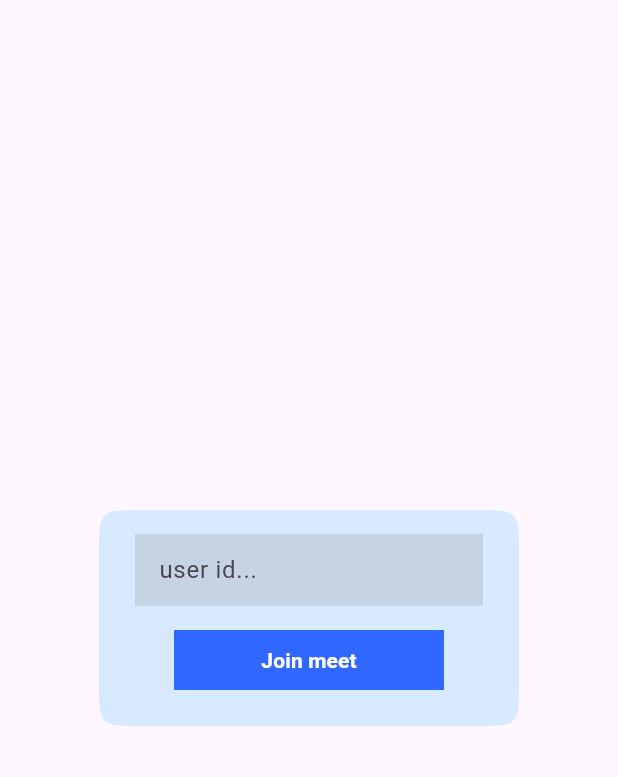
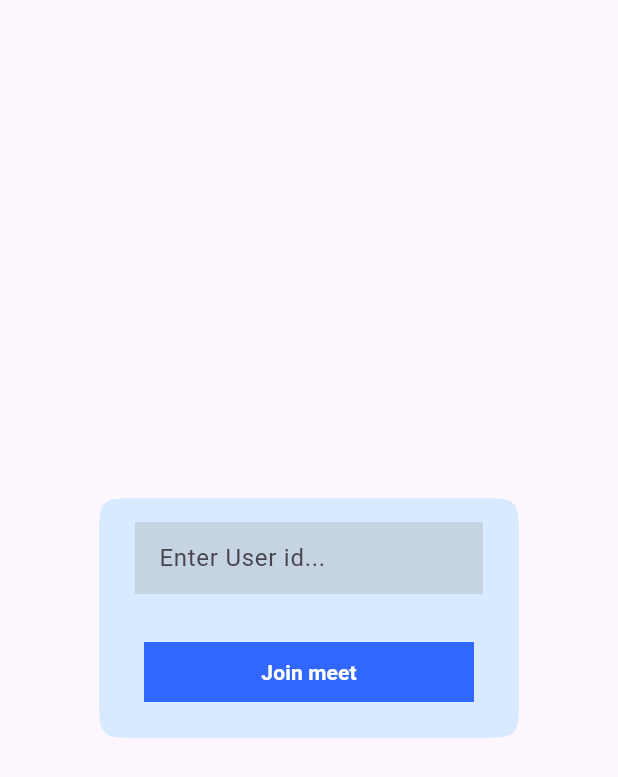
Before and after one commit to Sanjayvkp/stream-up, a Flutter app: the ShowDialogWidget widget shown alone on an empty page, opened directly, on a phone screen of 412 x 824 dp. Shown: the top 777 px of the screen. Run offline on Flutter 3.47's test engine with Material 3 defaults, Android fonts, the phone set to English and light mode, and no system bars; our stand-ins replace firebase_auth, firebase_core, flutter_riverpod, google_sign_in, riverpod_annotation; missing offline and left inert: zego_uikit_prebuilt_call; accounts and stored records are empty; generated files the repository leaves out were written again.

Commit message:
added:copy text feature added

```diff
--- a/lib/view/widgets/show_dialog_widget.dart
+++ b/lib/view/widgets/show_dialog_widget.dart
@@ -16,6 +16,7 @@ class _ShowDialogWidgetState extends State<ShowDialogWidget> {
   @override
   void dispose() {
     uidController.dispose();
+
     super.dispose();
   }
 
@@ -30,17 +31,17 @@ class _ShowDialogWidgetState extends State<ShowDialogWidget> {
           children: [
             TextFieldWidget(
               controller: uidController,
-              errorText: _validateError ? "uid is mandatory" : null,
+              errorText: _validateError ? "user id is mandatory" : null,
             ),
             SizedBox(
-              height: 16,
+              height: 32,
             ),
             ElevatedButtonWidget(
               text: 'Join meet',
               onPressed: () {
                 join();
               },
-              width: 180,
+              width: 220,
               height: 40,
             ),
           ],
@@ -53,10 +54,13 @@ class _ShowDialogWidgetState extends State<ShowDialogWidget> {
           ? _validateError = true
           : _validateError = false;
     });
-    Navigator.push(
-        context,
-        MaterialPageRoute(
-          builder: (context) => VideoCallPage(callID: uidController.text),
-        ));
+    if (uidController.text.isNotEmpty) {
+      await Future.sync(() => Navigator.push(
+          context,
+          MaterialPageRoute(
+            builder: (context) => VideoCallPage(callID: uidController.text),
+          )));
+    }
+    uidController.clear();
   }
 }
--- a/lib/view/widgets/text_field_widget.dart
+++ b/lib/view/widgets/text_field_widget.dart
@@ -11,7 +11,7 @@ class TextFieldWidget extends StatelessWidget {
     return TextField(
       controller: controller,
       decoration: InputDecoration(
-          hintText: 'user id...',
+          hintText: 'Enter User id...',
           fillColor: Colors.grey.withOpacity(.30),
           filled: true,
           errorText: errorText,
```
Also changed, not shown: lib/view/pages/video_call_page.dart (+18 -5 lines).
